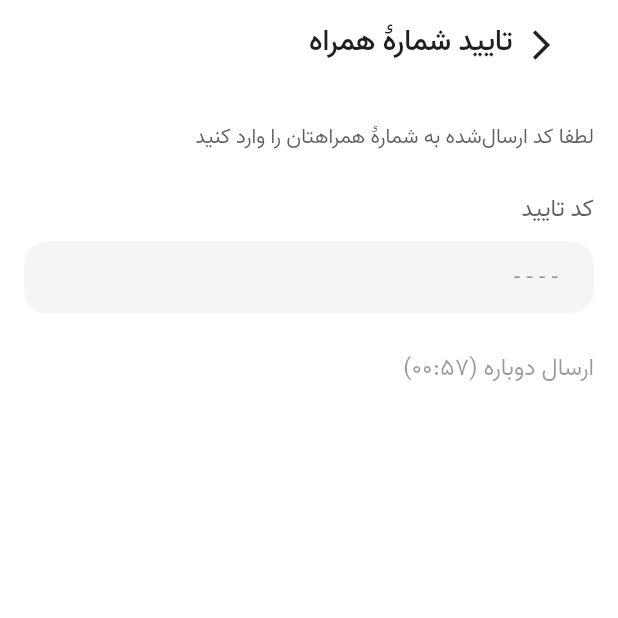
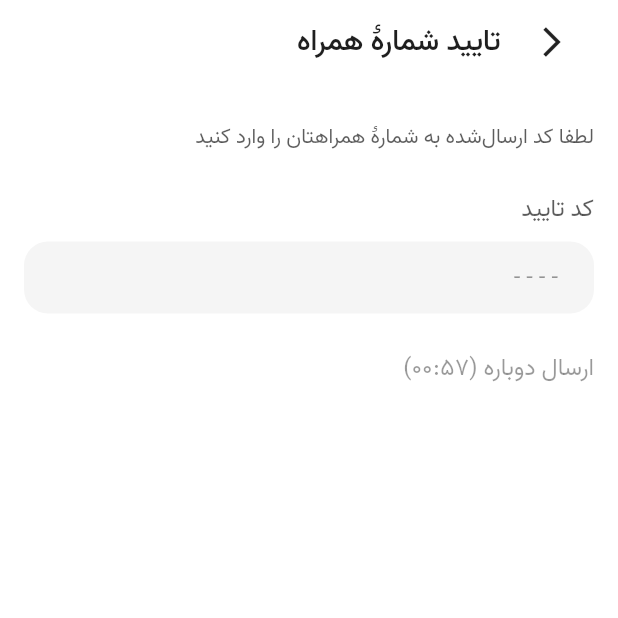
Before and after one commit to itadbeer/book-reader-app, a Flutter app: the CodeVerification screen opened by its route, on a phone screen of 412 x 824 dp, the top half of it. Run offline on Flutter 3.47's test engine with Material 2 defaults, Android fonts, the phone set to English and light mode, and no system bars; network calls fail; statements that could not run were skipped.

Commit message:
Fix Book screen app bar margin

```diff
--- a/lib/screens/product/singleProduct.dart
+++ b/lib/screens/product/singleProduct.dart
@@ -216,8 +216,8 @@ class SimpleTopBar extends StatelessWidget implements PreferredSizeWidget {
                       children: [
                         GestureDetector(
                           child: IconButton(
-                              padding: EdgeInsets.fromLTRB(0, 18, 22, 18),
-                              icon: Icon(Icons.arrow_back_ios),
+                              padding: EdgeInsets.all(16),
+                              icon: Icon(Icons.arrow_back_ios, size: 24),
                               onPressed: () {
                                 Navigator.pop(context);
                               }),
```
